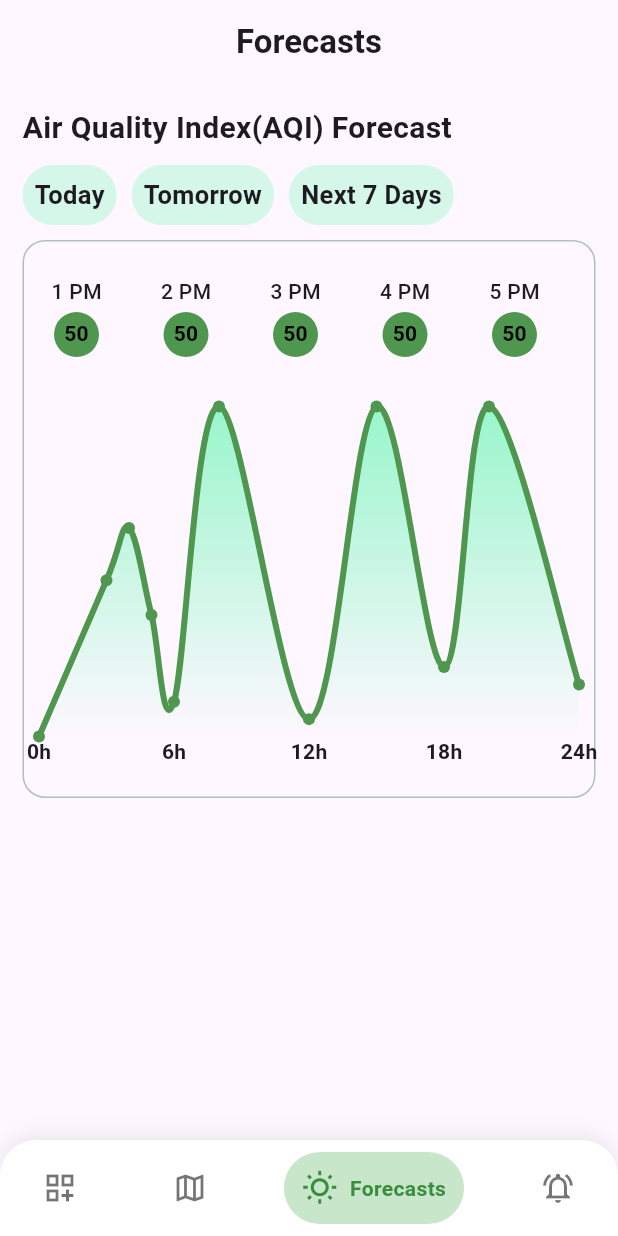
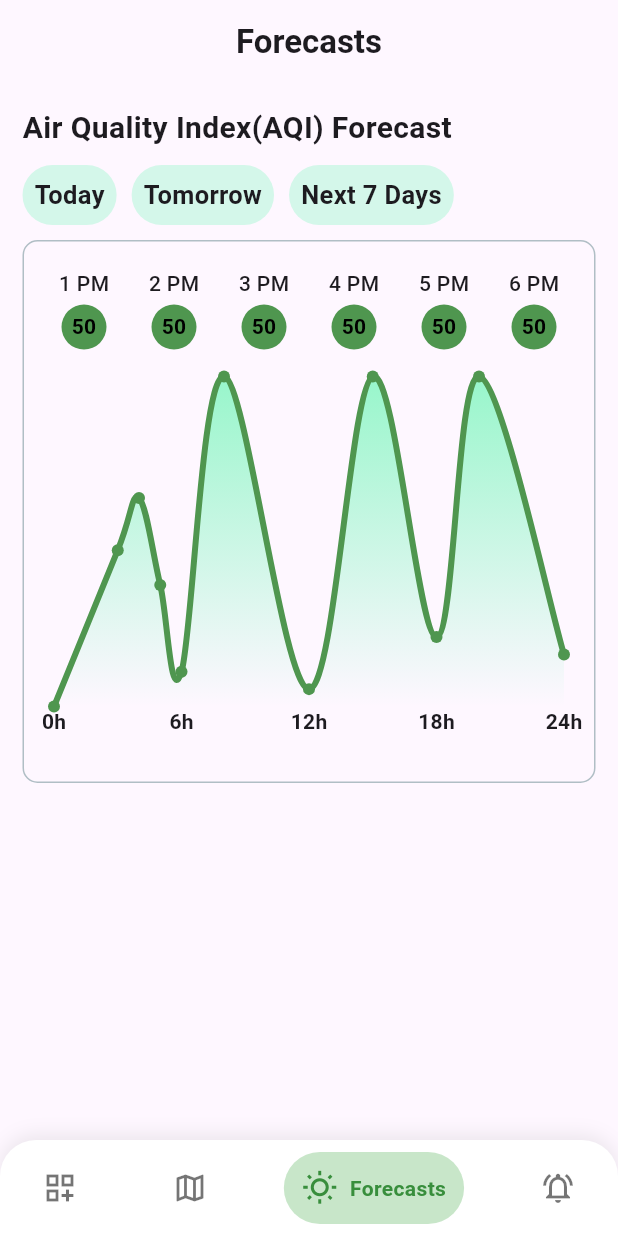
Before and after one commit to amrelmaadawy/pollution_predict, a Flutter app: the screen it shows after launch, item 3 of the bottom bar chosen, on a phone screen of 412 x 824 dp. Run offline on Flutter 3.47's test engine with Material 3 defaults, Android fonts, the phone set to English and light mode, and no system bars; drawn by our look-alikes of fl_chart, google_nav_bar.

Commit message:
edit the chart of today

```diff
--- a/lib/features/forecasts/UI/forecasts_view.dart
+++ b/lib/features/forecasts/UI/forecasts_view.dart
@@ -32,9 +32,12 @@ class ForecastsView extends StatelessWidget {
           Container(
             decoration: BoxDecoration(
               border: Border.all(color: kLightBorderColor),
-              borderRadius: BorderRadius.circular(15),
+              borderRadius: BorderRadius.circular(10),
             ),
-            child: Column(children: [TodaysForecastsByTime(), LinearChart()]),
+            child: Padding(
+              padding: const EdgeInsets.all(10.0),
+              child: Column(children: [TodaysForecastsByTime(), LinearChart()]),
+            ),
           ),
         ],
       ),
--- a/lib/features/forecasts/UI/widgets/todays_forecast_by_time.dart
+++ b/lib/features/forecasts/UI/widgets/todays_forecast_by_time.dart
@@ -1,22 +1,19 @@
-
 import 'package:flutter/material.dart';
 import 'package:pollution/core/app_colors.dart';
 
 class TodaysForecastsByTime extends StatelessWidget {
-  const TodaysForecastsByTime({
-    super.key,
-  });
+  const TodaysForecastsByTime({super.key});
 
   @override
   Widget build(BuildContext context) {
     return SizedBox(
-      height: 100,
-      child: ListView.separated(
+      height: 70,
+      child: ListView.builder(
         shrinkWrap: true,
         scrollDirection: Axis.horizontal,
         itemBuilder: (context, index) {
           return SizedBox(
-            width: 70,
+            width: 60,
             child: Column(
               mainAxisAlignment: MainAxisAlignment.center,
               children: [
@@ -44,7 +41,6 @@ class TodaysForecastsByTime extends StatelessWidget {
             ),
           );
         },
-        separatorBuilder: (context, index) => const SizedBox(width: 3),
         itemCount: 12,
       ),
     );
```
